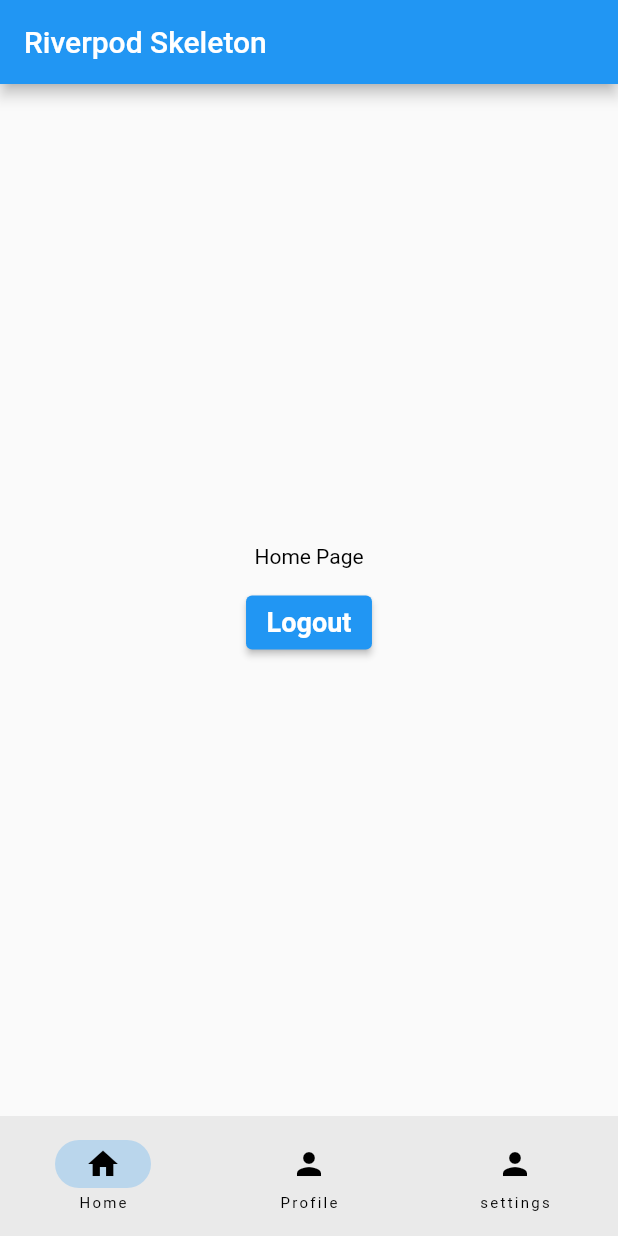
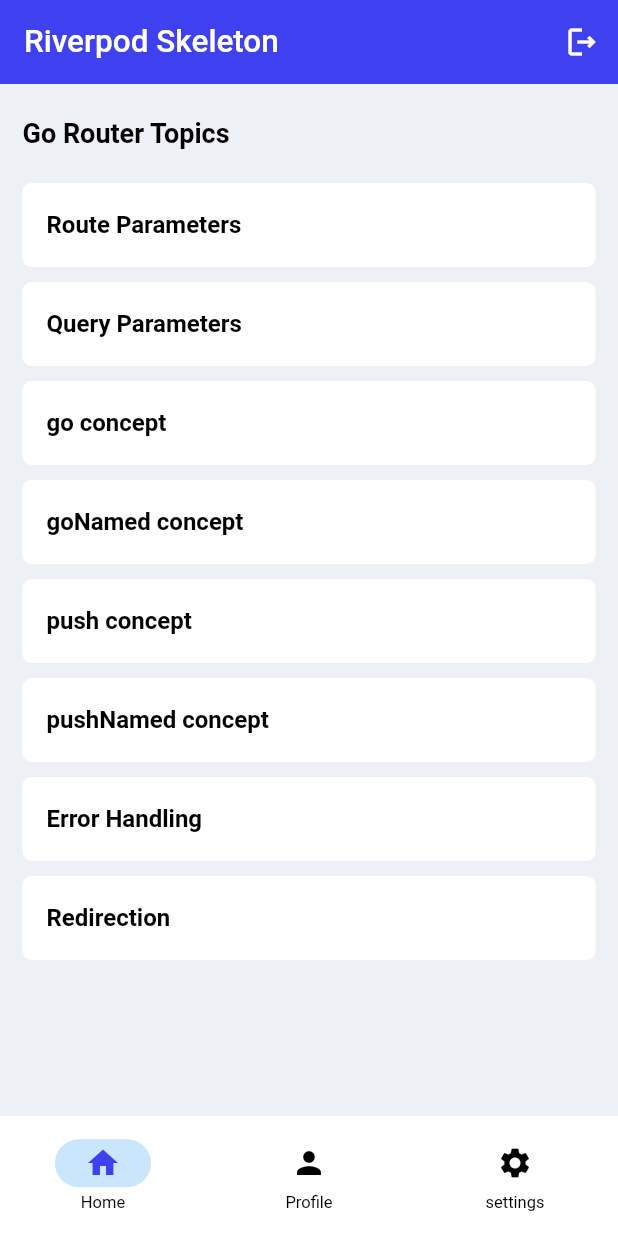
Before and after one commit to Aashish-Dahal/riverpod_skeleton, a Flutter app: the screen it shows once a user with an empty profile is signed in, on a phone screen of 412 x 824 dp. Run offline on Flutter 3.47's test engine with Material 2 defaults, Android fonts, the phone set to English and light mode, and no system bars; our stand-ins replace dartz, easy_localization, firebase_auth, firebase_core, flutter_form_builder, flutter_riverpod and 3 more; accounts and stored records are empty; generated files the repository leaves out were written again.

Commit message:
fix: routes and other components

```diff
--- a/lib/app/config/routes/route_name.dart
+++ b/lib/app/config/routes/route_name.dart
@@ -3,6 +3,7 @@
   static const login = 'login';
   static const register = 'register';
   static const home = 'home';
+  static const params = 'params';
   static const profile = 'profile';
   static const setting = 'setting';
 }
--- a/lib/app/config/routes/route_path.dart
+++ b/lib/app/config/routes/route_path.dart
@@ -4,6 +4,7 @@
   static const login = '/login';
   static const register = '/register';
   static const home = '/home';
+  static const params = '/params';
   static const profile = '/profile';
   static const setting = '/setting';
 }
--- a/lib/app/config/themes/app_theme.dart
+++ b/lib/app/config/themes/app_theme.dart
@@ -1,5 +1,6 @@
 import 'package:flutter/material.dart'
     show
+        AppBarTheme,
         BorderRadius,
         BorderSide,
         Brightness,
@@ -17,7 +18,7 @@
 
 class AppTheme {
   AppTheme._();
-  static TextStyle headline1 = const TextStyle(
+  static TextStyle headline1 = TextStyle(
     color: AppColors.black,
     height: 48.0 / 36.0,
     // line height calculated as is fontSize * height so, <expected-height>/<font-size>
@@ -27,7 +28,7 @@
     leadingDistribution: TextLeadingDistribution.even,
   );
 
-  static TextStyle headline2Bold = const TextStyle(
+  static TextStyle headline2Bold = TextStyle(
     color: AppColors.black,
     height: 36.0 / 18.0,
     fontSize: 18.0,
@@ -36,7 +37,7 @@
     leadingDistribution: TextLeadingDistribution.even,
   );
 
-  static TextStyle heading2Regular = const TextStyle(
+  static TextStyle heading2Regular = TextStyle(
     color: AppColors.black,
     height: 36.0 / 18.0,
     fontSize: 18.0,
@@ -45,7 +46,7 @@
     leadingDistribution: TextLeadingDistribution.even,
   );
 
-  static TextStyle button = const TextStyle(
+  static TextStyle button = TextStyle(
     color: AppColors.white,
     height: 26.0 / 18.0,
     fontSize: 18.0,
@@ -54,7 +55,7 @@
     leadingDistribution: TextLeadingDistribution.even,
   );
 
-  static TextStyle captionBold = const TextStyle(
+  static TextStyle captionBold = TextStyle(
     color: AppColors.black,
     height: 22.0 / 16.0,
     fontSize: 16.0,
@@ -63,7 +64,7 @@
     leadingDistribution: TextLeadingDistribution.even,
   );
 
-  static TextStyle captionRegular = const TextStyle(
+  static TextStyle captionRegular = TextStyle(
     color: AppColors.black,
     height: 20.0 / 16.0,
     fontSize: 16.0,
@@ -72,7 +73,7 @@
     leadingDistribution: TextLeadingDistribution.even,
   );
 
-  static TextStyle textBold = const TextStyle(
+  static TextStyle textBold = TextStyle(
     color: AppColors.black,
     height: 20.0 / 14.0,
     fontSize: 14.0,
@@ -81,7 +82,7 @@
     leadingDistribution: TextLeadingDistribution.even,
   );
 
-  static TextStyle textRegular = const TextStyle(
+  static TextStyle textRegular = TextStyle(
     color: AppColors.black,
     height: 20.0 / 14.0,
     fontSize: 14.0,
@@ -90,7 +91,7 @@
     leadingDistribution: TextLeadingDistribution.even,
   );
 
-  static TextStyle subHeading = const TextStyle(
+  static TextStyle subHeading = TextStyle(
     color: AppColors.black,
     height: 20.0 / 12.0,
     fontSize: 12.0,
@@ -102,6 +103,7 @@
   static ThemeData get dark => ThemeData(brightness: Brightness.dark);
   static ThemeData get light => ThemeData(
       brightness: Brightness.light,
+      scaffoldBackgroundColor: AppColors.scaffoldBackgroundColor,
       textTheme: TextTheme(
         headline1: headline1,
         headline2: headline2Bold,
@@ -113,26 +115,27 @@
         caption: subHeading,
         button: button,
       ),
-      inputDecorationTheme: const InputDecorationTheme(
+      inputDecorationTheme: InputDecorationTheme(
         focusedErrorBorder: OutlineInputBorder(
-          borderRadius: BorderRadius.all(Radius.circular(6)),
+          borderRadius: const BorderRadius.all(Radius.circular(6)),
           borderSide: BorderSide(color: AppColors.red, width: 1),
         ),
         errorBorder: OutlineInputBorder(
-          borderRadius: BorderRadius.all(Radius.circular(6)),
+          borderRadius: const BorderRadius.all(Radius.circular(6)),
           borderSide: BorderSide(color: AppColors.red, width: 1),
         ),
         enabledBorder: OutlineInputBorder(
-          borderRadius: BorderRadius.all(Radius.circular(6)),
+          borderRadius: const BorderRadius.all(Radius.circular(6)),
           borderSide: BorderSide(color: AppColors.greyLight, width: 1),
         ),
         disabledBorder: OutlineInputBorder(
-          borderRadius: BorderRadius.all(Radius.circular(6)),
+          borderRadius: const BorderRadius.all(Radius.circular(6)),
           borderSide: BorderSide(color: AppColors.greyLight, width: 1),
         ),
         focusedBorder: OutlineInputBorder(
-          borderRadius: BorderRadius.all(Radius.circular(6)),
+          borderRadius: const BorderRadius.all(Radius.circular(6)),
           borderSide: BorderSide(color: AppColors.greyLight, width: 1),
         ),
-      ));
+      ),
+      appBarTheme: AppBarTheme(backgroundColor: AppColors.purple));
 }
--- a/lib/app/core/utils/app_colors.dart
+++ b/lib/app/core/utils/app_colors.dart
@@ -1,10 +1,13 @@
 import 'package:flutter/material.dart';
+
+import 'constants.dart';
 
 class AppColors {
   AppColors._();
-  static const Color purple = Color(0xff3f41ef);
-  static const Color greyLight = Color(0xffddd9ea);
-  static const Color red = Color(0xffd4281d);
-  static const Color black = Color(0xff000000);
-  static const Color white = Color(0xffffffff);
+  static Color purple = HexColor.fromHex("#3f41ef");
+  static Color greyLight = HexColor.fromHex("#ddd9ea");
+  static Color red = HexColor.fromHex("#d4281d");
+  static Color black = HexColor.fromHex("#000000");
+  static Color white = HexColor.fromHex("#ffffff");
+  static Color scaffoldBackgroundColor = HexColor.fromHex("#eff0f5");
 }
--- /dev/null
+++ b/lib/app/core/utils/constants.dart
@@ -0,0 +1,22 @@
+import 'package:flutter/material.dart' show Color;
+
+extension HexColor on Color {
+  static Color fromHex(String hexColorString) {
+    hexColorString = hexColorString.replaceAll("#", "");
+    if (hexColorString.length == 6) {
+      hexColorString = "FF$hexColorString";
+    }
+    return Color(int.parse(hexColorString, radix: 16));
+  }
+}
+
+List<String> goRouterProps = [
+  "Route Parameters",
+  "Query Parameters",
+  "go concept",
+  "goNamed concept",
+  "push concept",
+  "pushNamed concept",
+  "Error Handling",
+  "Redirection"
+];
--- a/lib/app/core/utils/snack_bar.dart
+++ b/lib/app/core/utils/snack_bar.dart
@@ -62,7 +62,7 @@
               message,
               maxLines: maxLines,
               softWrap: true,
-              style: style ?? const TextStyle(color: AppColors.white),
+              style: style ?? TextStyle(color: AppColors.white),
             )
           ],
         ),
--- /dev/null
+++ b/lib/app/pages/goRouterTopics/route_parameter.dart
@@ -0,0 +1,25 @@
+import 'package:flutter/material.dart';
+
+class Params {
+  final String title;
+  Params({
+    required this.title,
+  });
+}
+
+class RouteParameters extends StatelessWidget {
+  final Params params;
+  const RouteParameters({super.key, required this.params});
+
+  @override
+  Widget build(BuildContext context) {
+    return Scaffold(
+      appBar: AppBar(
+        title: Text(params.title),
+      ),
+      body: Center(
+        child: Text(params.title),
+      ),
+    );
+  }
+}
--- a/lib/app/pages/home/home_navigator.dart
+++ b/lib/app/pages/home/home_navigator.dart
@@ -1,4 +1,5 @@
 import 'package:flutter/material.dart';
+import 'package:riverpod_skeleton/app/widgets/molecules/app_header.dart';
 import 'package:riverpod_skeleton/app/widgets/molecules/bottom_nav_bar.dart';
 
 class HomeNavigator extends StatelessWidget {
@@ -8,9 +9,7 @@
   @override
   Widget build(BuildContext context) {
     return Scaffold(
-        appBar: AppBar(
-          title: const Text('Riverpod Skeleton'),
-        ),
+        appBar: const AppHeader(),
         body: child,
         bottomNavigationBar: const BottomNavBar());
   }
--- a/lib/app/pages/home/home_page.dart
+++ b/lib/app/pages/home/home_page.dart
@@ -1,30 +1,44 @@
 import 'package:flutter/material.dart';
-import 'package:flutter_riverpod/flutter_riverpod.dart';
-import 'package:riverpod_skeleton/app/services/auth/index.dart';
+import 'package:go_router/go_router.dart';
+import 'package:riverpod_skeleton/app/config/routes/route_name.dart';
+import 'package:riverpod_skeleton/app/core/utils/app_colors.dart';
+import 'package:riverpod_skeleton/app/core/utils/constants.dart';
+import 'package:riverpod_skeleton/app/pages/goRouterTopics/route_parameter.dart';
 
 class HomePage extends StatelessWidget {
   const HomePage({super.key});
 
   @override
   Widget build(BuildContext context) {
-    return Column(
-      mainAxisAlignment: MainAxisAlignment.center,
-      crossAxisAlignment: CrossAxisAlignment.center,
+    return Padding(
+      padding: const EdgeInsets.only(left: 15, right: 15, top: 15),
+      child: Column(
+        crossAxisAlignment: CrossAxisAlignment.start,
         children: [
-        const Text('Home Page'),
+          Text(
+            'Go Router Topics',
+            style: Theme.of(context).textTheme.headline2,
+          ),
           const SizedBox(
             height: 10,
           ),
-        Consumer(
-          builder: (context, ref, child) {
-            return ElevatedButton(
-                onPressed: () {
-                  ref.watch(authServiceProvider).logout();
+          ...goRouterProps
+              .map((e) => Padding(
+                    padding: const EdgeInsets.symmetric(vertical: 5),
+                    child: ListTile(
+                      shape: RoundedRectangleBorder(
+                          borderRadius: BorderRadius.circular(6)),
+                      tileColor: AppColors.white,
+                      title: Text(e),
+                      onTap: () {
+                        context.pushNamed(RouteName.params,
+                            extra: Params(title: "Route Parameters"));
                       },
-                child: const Text('Logout'));
-          },
-        )
+                    ),
+                  ))
+              .toList()
         ],
+      ),
     );
   }
 }
--- a/lib/app/providers/router/router_provider.dart
+++ b/lib/app/providers/router/router_provider.dart
@@ -1,6 +1,7 @@
 import 'package:flutter_riverpod/flutter_riverpod.dart';
 import 'package:go_router/go_router.dart';
 import 'package:riverpod_skeleton/app.dart';
+import 'package:riverpod_skeleton/app/pages/goRouterTopics/route_parameter.dart';
 import 'package:riverpod_skeleton/app/pages/home/home_navigator.dart';
 import 'package:riverpod_skeleton/app/pages/home/home_page.dart';
 import 'package:riverpod_skeleton/app/services/auth/index.dart';
@@ -34,6 +35,11 @@
           path: RoutePath.register,
           builder: (context, state) => const RegisterPage(),
         ),
+        GoRoute(
+            name: RouteName.params,
+            path: RoutePath.params,
+            builder: (context, state) =>
+                RouteParameters(params: state.extra as Params)),
         ShellRoute(
             navigatorKey: shellNavigatorKey,
             pageBuilder: (context, state, child) => NoTransitionPage(
--- a/lib/app/widgets/atoms/button.dart
+++ b/lib/app/widgets/atoms/button.dart
@@ -59,7 +59,7 @@
             borderRadius: BorderRadius.circular(8),
             side: type == ButtonType.filled
                 ? BorderSide.none
-                : const BorderSide(color: AppColors.purple, width: 1)),
+                : BorderSide(color: AppColors.purple, width: 1)),
         fillColor: disabled!
             ? type == ButtonType.filled
                 ? AppColors.purple.withOpacity(.5)
@@ -68,7 +68,7 @@
                 ? AppColors.purple
                 : null,
         child: loading
-            ? const SizedBox(
+            ? SizedBox(
                 height: 25,
                 width: 25,
                 child: CircularProgressIndicator.adaptive(
--- /dev/null
+++ b/lib/app/widgets/molecules/app_header.dart
@@ -0,0 +1,30 @@
+import 'package:flutter/material.dart';
+import '../atoms/logout_dialog.dart';
+
+class AppHeader extends StatelessWidget implements PreferredSizeWidget {
+  final bool removeLogoutButton;
+  final Widget? title;
+  final List<Widget>? actions;
+  const AppHeader(
+      {super.key, this.removeLogoutButton = false, this.title, this.actions});
+
+  @override
+  Widget build(BuildContext context) {
+    return AppBar(
+      elevation: 0,
+      title: title ?? const Text('Riverpod Skeleton'),
+      actions: actions ??
+          [
+            if (!removeLogoutButton)
+              IconButton(
+                  onPressed: () {
+                    logoutDialog(context);
+                  },
+                  icon: const Icon(Icons.logout_outlined))
+          ],
+    );
+  }
+
+  @override
+  Size get preferredSize => const Size.fromHeight(56);
+}
--- a/lib/app/widgets/molecules/bottom_nav_bar.dart
+++ b/lib/app/widgets/molecules/bottom_nav_bar.dart
@@ -2,6 +2,7 @@
 import 'package:flutter_riverpod/flutter_riverpod.dart';
 import 'package:go_router/go_router.dart';
 import 'package:riverpod_skeleton/app/config/routes/route_name.dart';
+import 'package:riverpod_skeleton/app/core/utils/app_colors.dart';
 import 'package:riverpod_skeleton/app/providers/navbar/nav_bar_provider.dart';
 
 class BottomNavBar extends ConsumerStatefulWidget {
@@ -19,11 +20,26 @@
     final int position = ref.watch(navBarNotifierProvider);
     return NavigationBar(
         selectedIndex: position,
+        backgroundColor: AppColors.white,
         onDestinationSelected: _onDestinationSelected,
-        destinations: const [
-          NavigationDestination(icon: Icon(Icons.home), label: 'Home'),
-          NavigationDestination(icon: Icon(Icons.person), label: 'Profile'),
-          NavigationDestination(icon: Icon(Icons.person), label: 'settings')
+        destinations: [
+          NavigationDestination(
+            icon: const Icon(
+              Icons.home,
+            ),
+            label: 'Home',
+            selectedIcon: Icon(Icons.home, color: AppColors.purple),
+          ),
+          NavigationDestination(
+            icon: const Icon(Icons.person),
+            label: 'Profile',
+            selectedIcon: Icon(Icons.person, color: AppColors.purple),
+          ),
+          NavigationDestination(
+            icon: const Icon(Icons.settings),
+            label: 'settings',
+            selectedIcon: Icon(Icons.settings, color: AppColors.purple),
+          )
         ]);
   }
 
--- a/lib/config.dart
+++ b/lib/config.dart
@@ -1,6 +1,6 @@
 class Config {
   static const apiUrl = "";
   static const publicBankUrl = "";
-  static const locale = "en";
+  static const locale = "ja";
   static const cacheDays = 1;
 }
--- a/lib/main.dart
+++ b/lib/main.dart
@@ -3,13 +3,14 @@
 import 'package:flutter_riverpod/flutter_riverpod.dart';
 import 'package:riverpod_skeleton/app.dart';
 import 'package:riverpod_skeleton/app/core/utils/assest_path.dart';
+import 'package:riverpod_skeleton/config.dart';
 import 'package:riverpod_skeleton/injector.dart';
 
 Future<void> main() async {
   WidgetsFlutterBinding.ensureInitialized();
   await initializeDependencies();
   runApp(EasyLocalization(
-      startLocale: const Locale('en'),
+      startLocale: const Locale(Config.locale),
       useOnlyLangCode: true,
       supportedLocales: const [
         Locale('en'),
```
Also changed, not shown: lib/app/widgets/atoms/logout_dialog.dart (added, +46 -0 lines). Lines whose indentation alone changed are shown as unchanged.
